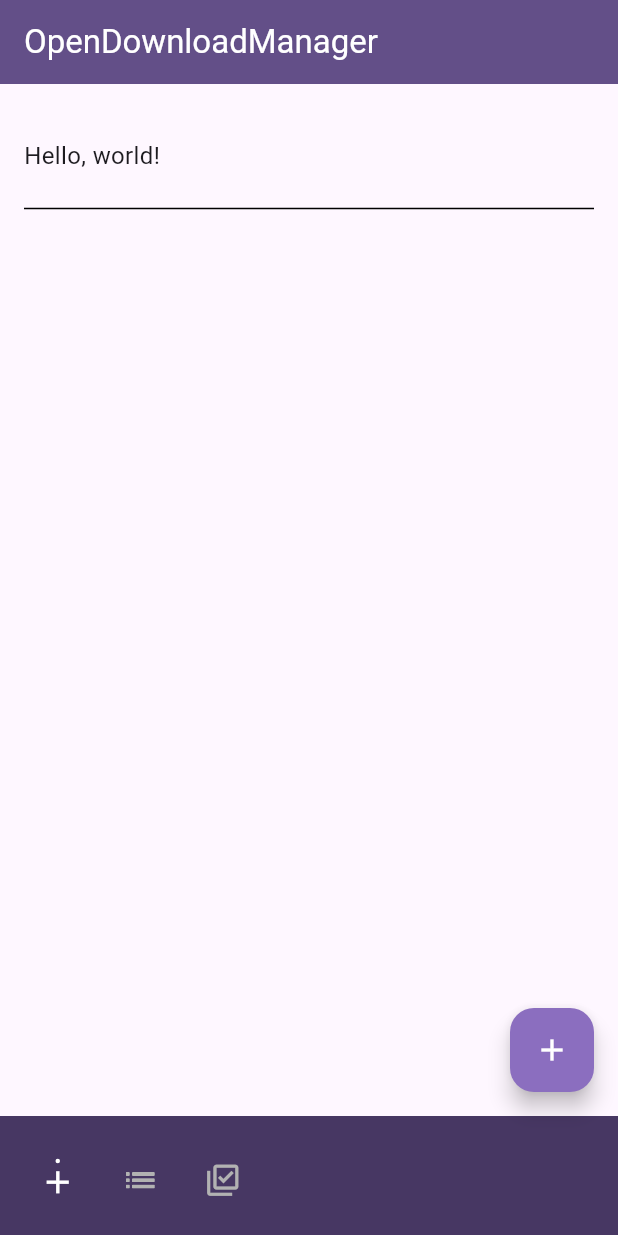
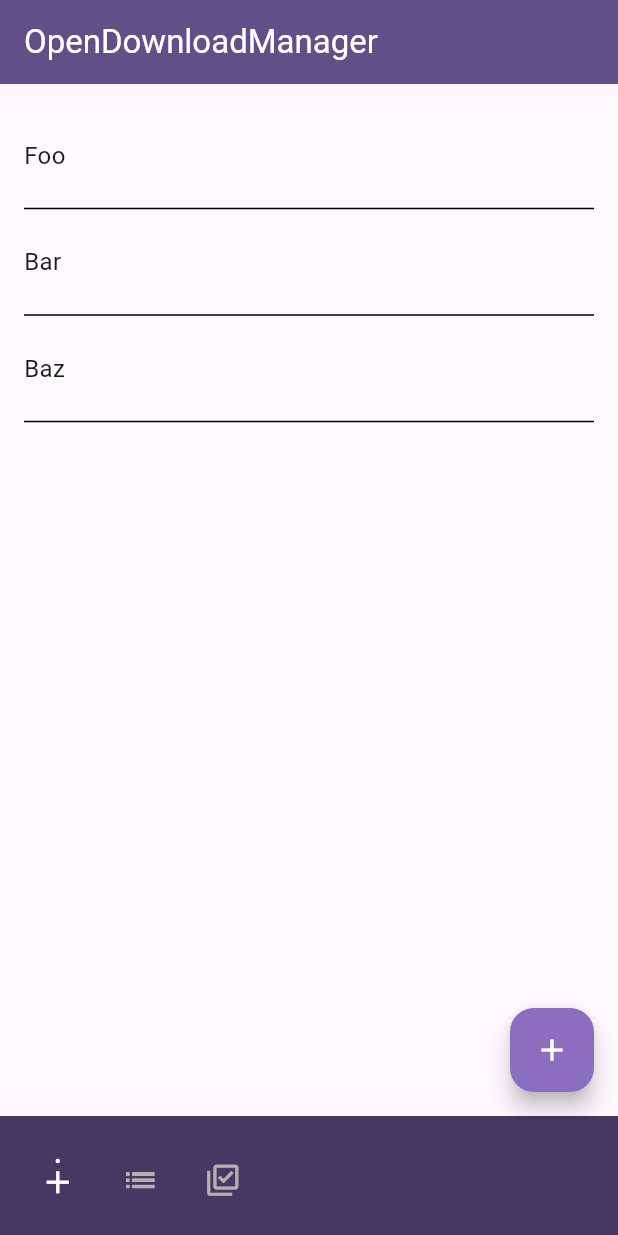
Before and after one commit to aaaamida/midtest, a Flutter app: the screen it shows after launch, on a phone screen of 412 x 824 dp. Run offline on Flutter 3.47's test engine with Material 3 defaults, Android fonts, the phone set to English and light mode, and no system bars.

Commit message:
added stuff

```diff
--- a/lib/main.dart
+++ b/lib/main.dart
@@ -31,6 +31,12 @@ class MyHomePage extends StatefulWidget {
 
 class _MyHomePageState extends State<MyHomePage> {
         int selectedItem = 0;
+        static var div = const Divider(
+                thickness: 1,
+                indent: 16,
+                endIndent: 16,
+                color: Color(0xFF000000)
+        );
 
         void _onSelect(int index) {
                 setState(() {
@@ -45,7 +51,7 @@ class _MyHomePageState extends State<MyHomePage> {
                         context: context,
                         builder: (BuildContext context) => AlertDialog(
 
-                                title: const Text("Foo"),
+                                title: const Text("Foo", style: TextStyle(color: Color(0xFFFFFFFF))),
                                 content: SizedBox(
                                         width: MediaQuery.of(context).size.width / 3,
                                         child: Column(
@@ -80,26 +86,16 @@ class _MyHomePageState extends State<MyHomePage> {
                         ),
                         // ignore: prefer_const_constructors
                         body: Center(
-                                // ignore: prefer_const_constructors
                                 child: Column(
                                         mainAxisAlignment: MainAxisAlignment.start,
-                                        // ignore: prefer_const_literals_to_create_immutables
                                         children: [
                                                 const SizedBox(height: 20),
-                                                // ignore: prefer_const_constructors
-                                                Padding(
-                                                        padding: const EdgeInsets.all(16),
-                                                        child: const Row(
-                                                                mainAxisAlignment: MainAxisAlignment.start,
-                                                                children: [
-                                                                        SizedBox(height: 10),
-                                                                        Text("Hello, world!", style: TextStyle(fontSize: 16),),
-
-                                                                        SizedBox(height: 10),
-                                                                ],
-                                                        ),
-                                                ),
-                                                const Divider(thickness: 1, indent: 16, endIndent: 16, color: Color(0xFF000000)),
+                                                const DownloadsListItems(title: "Foo"),
+                                                div,
+                                                const DownloadsListItems(title: "Bar"),
+                                                div,
+                                                const DownloadsListItems(title: "Baz"),
+                                                div
                                         ],
                                 ),
                         ),
@@ -109,11 +105,11 @@ class _MyHomePageState extends State<MyHomePage> {
                                         padding: const EdgeInsets.only(top: 5, left: 10, right: 10),
                                         child: Row(
                                                 children: [
-                                                        _navIcon(Icons.add, 0),
+                                                        _navIcon(Icons.add, 0, "Add new download(s)"),
                                                         const SizedBox(width: 30),
-                                                        _navIcon(Icons.list_outlined, 1),
+                                                        _navIcon(Icons.list_outlined, 1, "See list of currently ongoing downloads"),
                                                         const SizedBox(width: 30),
-                                                        _navIcon(Icons.library_add_check_outlined, 2),
+                                                        _navIcon(Icons.library_add_check_outlined, 2, "See all finished downloads"),
                                                 ],
                                         ),
                                 ),
@@ -128,7 +124,7 @@ class _MyHomePageState extends State<MyHomePage> {
                 );
         }
 
-        Widget _navIcon(IconData icon, int index) {
+        Widget _navIcon(IconData icon, int index, String? tooltip) {
                 bool selected = selectedItem == index;
 
                 return GestureDetector(
@@ -150,8 +146,9 @@ class _MyHomePageState extends State<MyHomePage> {
                                                         selected
                                                         ? const Color(0xFFFFFFFF)
                                                         : const Color(0xFFB2B2B2),
-                                                size: 25),
-
+                                                size: 25,
+                                        ),
+                                        Tooltip(message: tooltip)
                                 ],
                         ),
                 );
@@ -159,19 +156,19 @@ class _MyHomePageState extends State<MyHomePage> {
 }
 
 class DownloadsListItems extends StatelessWidget {
-        const DownloadsListItems({super.key});
+        const DownloadsListItems({super.key, required this.title});
+        final String title;
 
         @override
         Widget build(BuildContext context) {
                 return Padding(
                         padding: const EdgeInsets.all(16),
-                        child: const Row(
+                        child: Row(
                                 mainAxisAlignment: MainAxisAlignment.start,
                                 children: [
-                                        SizedBox(height: 10),
-                                        Text("Hello, world!", style: TextStyle(fontSize: 16),),
-
-                                        SizedBox(height: 10),
+                                        const SizedBox(height: 10),
+                                        Text(title, style: const TextStyle(fontSize: 16)),
+                                        const SizedBox(height: 10),
                                 ],
                         ),
                 );
```
